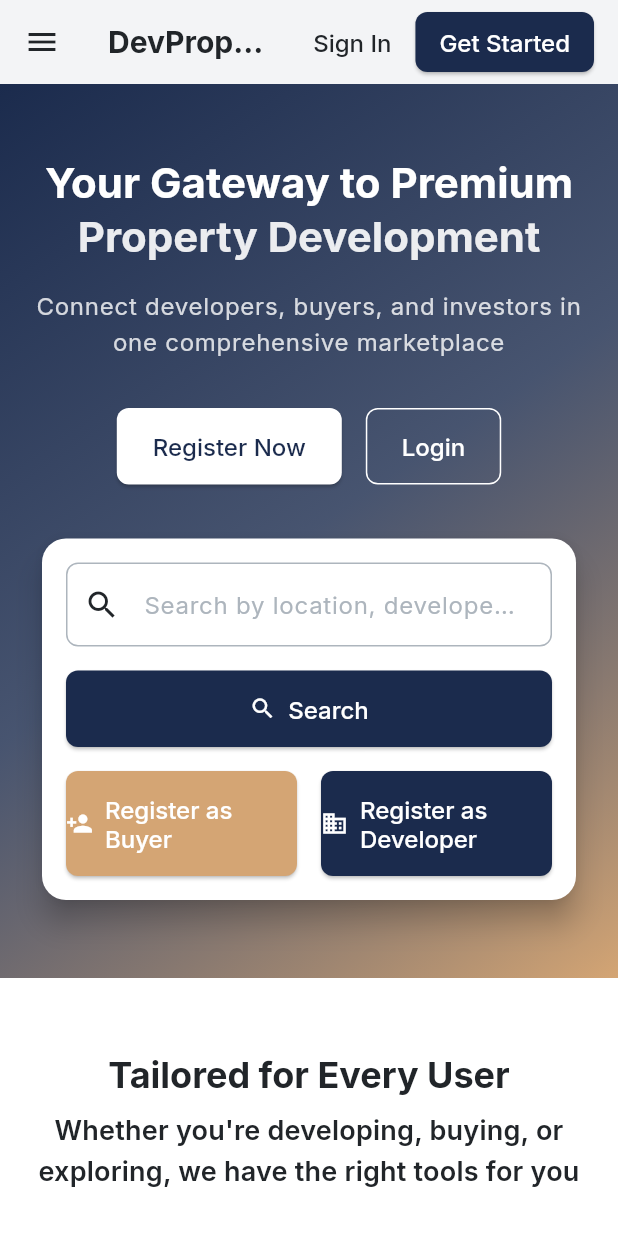
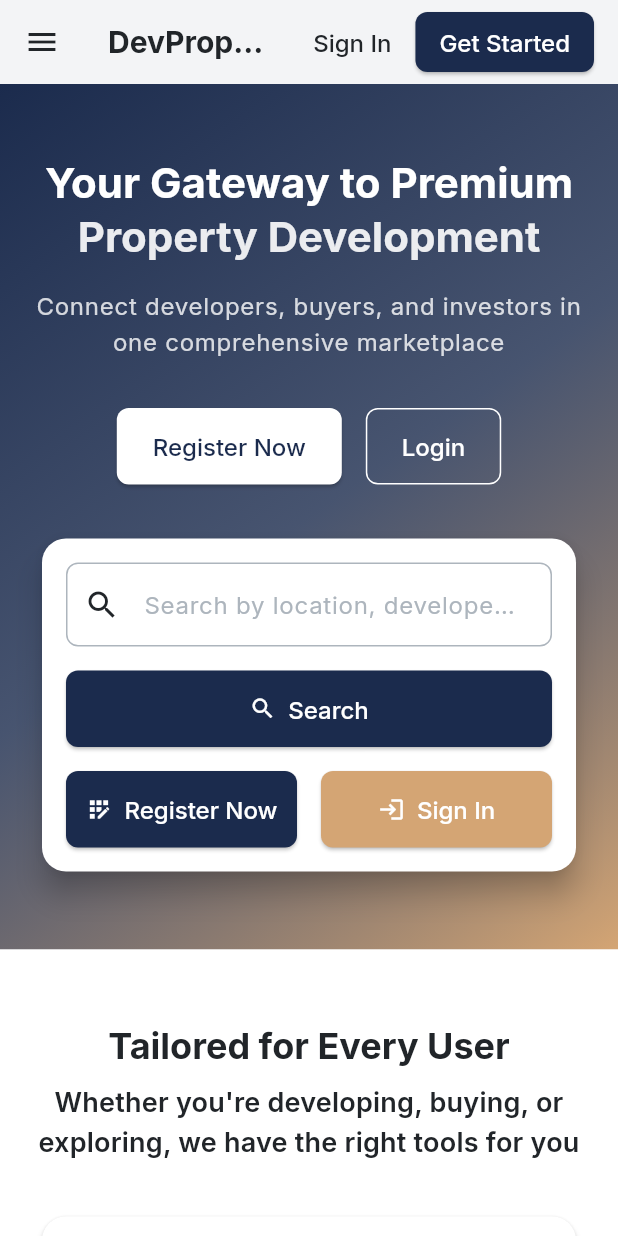
Before and after one commit to fawolemic/DevPropertyHub-MVP, a Flutter app: the screen it shows after launch, on a phone screen of 412 x 824 dp. Run offline on Flutter 3.47's test engine with Material 3 defaults, Android fonts, the phone set to English and light mode, and no system bars; our stand-ins replace connectivity_plus, flutter_secure_storage, go_router, google_fonts, shared_preferences; network calls fail.

Commit message:
further refactor to home page

```diff
--- a/lib/features/home/screens/home_screen.dart
+++ b/lib/features/home/screens/home_screen.dart
@@ -192,13 +192,13 @@ class _HomeScreenState extends State<HomeScreen> {
                       Expanded(
                         child: ElevatedButton.icon(
                           onPressed: () {
-                            // Navigate to buyer registration
-                            GoRouter.of(context).go('/buyer-register');
+                            // Navigate to unified registration
+                            GoRouter.of(context).go('/unified-register');
                           },
-                          icon: const Icon(Icons.person_add),
-                          label: const Text('Register as Buyer'),
+                          icon: const Icon(Icons.app_registration),
+                          label: const Text('Register Now'),
                           style: ElevatedButton.styleFrom(
-                            backgroundColor: theme.colorScheme.secondary,
+                            backgroundColor: theme.colorScheme.primary,
                             foregroundColor: Colors.white,
                             padding: const EdgeInsets.symmetric(vertical: 16),
                             shape: RoundedRectangleBorder(
@@ -208,17 +208,17 @@ class _HomeScreenState extends State<HomeScreen> {
                         ),
                       ),
                       const SizedBox(width: 16),
-                      // Developer registration button
+                      // Login button
                       Expanded(
                         child: ElevatedButton.icon(
                           onPressed: () {
-                            // Navigate to developer registration
-                            GoRouter.of(context).go('/register');
+                            // Navigate to login
+                            GoRouter.of(context).go('/login');
                           },
-                          icon: const Icon(Icons.business),
-                          label: const Text('Register as Developer'),
+                          icon: const Icon(Icons.login),
+                          label: const Text('Sign In'),
                           style: ElevatedButton.styleFrom(
-                            backgroundColor: theme.colorScheme.primary,
+                            backgroundColor: theme.colorScheme.secondary,
                             foregroundColor: Colors.white,
                             padding: const EdgeInsets.symmetric(vertical: 16),
                             shape: RoundedRectangleBorder(
@@ -363,13 +363,8 @@ class _HomeScreenState extends State<HomeScreen> {
               width: double.infinity,
               child: OutlinedButton(
                 onPressed: () {
-                  if (role.type == "Developer") {
-                    GoRouter.of(context).go('/register');
-                  } else if (role.type == "Buyer") {
-                    GoRouter.of(context).go('/buyer-register');
-                  } else {
-                    GoRouter.of(context).go('/login');
-                  }
+                  // Direct all users to the unified registration flow
+                  GoRouter.of(context).go('/unified-register');
                 },
                 style: OutlinedButton.styleFrom(
                   padding: const EdgeInsets.symmetric(vertical: 16),
@@ -769,26 +764,26 @@ class _HomeScreenState extends State<HomeScreen> {
             spacing: 16,
             runSpacing: 16,
             children: [
-              // For buyers
+              // Registration button
               ElevatedButton.icon(
                 onPressed: () {
-                  GoRouter.of(context).go('/buyer-register');
+                  GoRouter.of(context).go('/unified-register');
                 },
-                icon: const Icon(Icons.person_add),
-                label: const Text('Register as Buyer'),
+                icon: const Icon(Icons.app_registration),
+                label: const Text('Register Now'),
                 style: ElevatedButton.styleFrom(
                   foregroundColor: theme.colorScheme.secondary,
                   backgroundColor: Colors.white,
                   padding: const EdgeInsets.symmetric(horizontal: 24, vertical: 16),
                 ),
               ),
-              // For developers
+              // Sign In button
               OutlinedButton.icon(
                 onPressed: () {
-                  GoRouter.of(context).go('/register');
+                  GoRouter.of(context).go('/login');
                 },
-                icon: const Icon(Icons.business),
-                label: const Text('Register as Developer'),
+                icon: const Icon(Icons.login),
+                label: const Text('Sign In'),
                 style: OutlinedButton.styleFrom(
                   foregroundColor: Colors.white,
                   side: const BorderSide(color: Colors.white),
--- a/lib/features/home/widgets/home_app_bar.dart
+++ b/lib/features/home/widgets/home_app_bar.dart
@@ -59,7 +59,7 @@ class HomeAppBar extends StatelessWidget implements PreferredSizeWidget {
         Padding(
           padding: const EdgeInsets.only(right: 16.0),
           child: ElevatedButton(
-            onPressed: () => GoRouter.of(context).go('/register'),
+            onPressed: () => GoRouter.of(context).go('/unified-register'),
             style: ElevatedButton.styleFrom(
               backgroundColor: theme.colorScheme.primary,
               foregroundColor: Colors.white,
```
